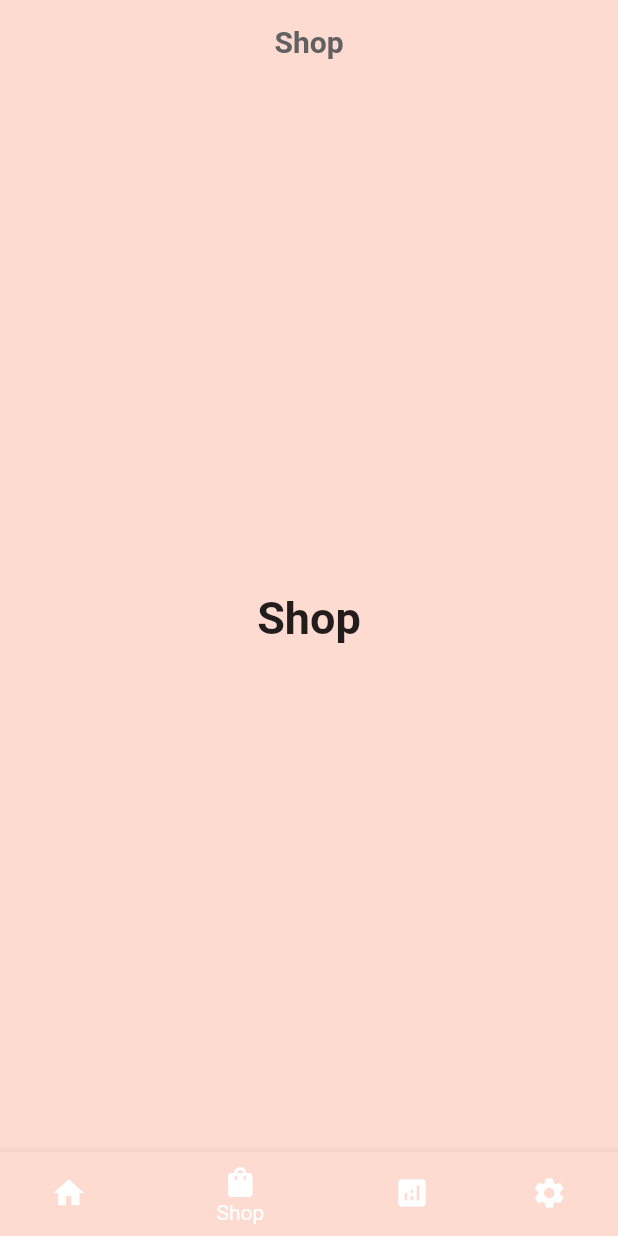
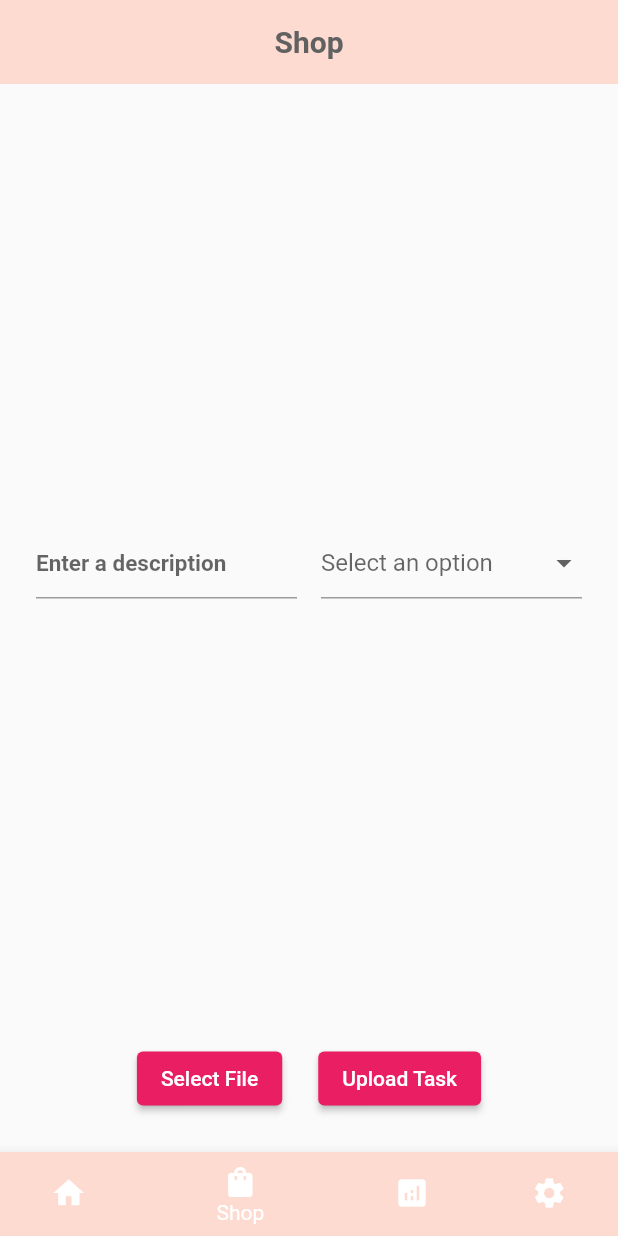
Before and after one commit to Emannen2/familyflutter, a Flutter app: the screen it shows once a user with an empty profile is signed in, item 2 of the bottom bar chosen, on a phone screen of 412 x 824 dp. Run offline on Flutter 3.47's test engine with Material 2 defaults, Android fonts, the light colour scheme and no system bars; our stand-ins replace file_picker, firebase_auth, firebase_core, firebase_storage, font_awesome_flutter; accounts and stored records are empty; network calls fail; project files that could hold a hidden picture were left out.

Commit message:
second commit

```diff
--- a/lib/pages/home.dart
+++ b/lib/pages/home.dart
@@ -5,6 +5,7 @@ import 'package:familyapp/pages/analytics.dart';
 import 'package:familyapp/pages/tasks.dart';
 import 'package:familyapp/pages/shop.dart';
 import 'package:familyapp/pages/settings.dart';
+import 'package:familyapp/pages/warehouse.dart';
 
 class HomePage extends StatefulWidget {
   const HomePage({Key? key}) : super(key: key);
@@ -43,7 +44,7 @@ class _HomePageState extends State<HomePage> {
       TasksPage(),
 
       // Shop screen
-      ShopPage(),
+      ParentShop(),
 
       // Analysis screen
       AnalyticsPage(),
--- /dev/null
+++ b/lib/pages/warehouse.dart
@@ -0,0 +1,275 @@
+import 'package:file_picker/file_picker.dart';
+import 'package:flutter/material.dart';
+import 'dart:io';
+import 'package:firebase_core/firebase_core.dart';
+import 'package:firebase_auth/firebase_auth.dart';
+import 'package:firebase_storage/firebase_storage.dart';
+
+class ParentShop extends StatefulWidget {
+  const ParentShop({Key? key}) : super(key: key);
+
+  @override
+  State<ParentShop> createState() => _ParentShopState();
+}
+
+class _ParentShopState extends State<ParentShop> {
+  PlatformFile? pickedFile;
+  UploadTask? uploadTask;
+
+  TextEditingController _descriptionController = TextEditingController();
+  String? _selectedOption;
+
+  Future uploadFile() async {
+    // Get the current user's ID
+    final userId = FirebaseAuth.instance.currentUser!.uid;
+
+    // Create a user-specific folder in Firebase Storage
+    final path = 'users/$userId/files/${pickedFile!.name}';
+
+    // Get the file object from the picked file path
+    final file = File(pickedFile!.path!);
+
+    // Upload the file to the user-specific folder
+    final ref = FirebaseStorage.instance.ref().child(path);
+    uploadTask = ref.putFile(file);
+
+    final snapshot = await uploadTask!.whenComplete(() {});
+
+    final urlDownload = await snapshot.ref.getDownloadURL();
+    print('Download-Link: $urlDownload');
+
+    // Create a user-specific folder in Firebase Storage for the file's data
+    final dataPath = 'users/$userId/files/${pickedFile!.name}/data';
+    final dataRef = FirebaseStorage.instance.ref().child(dataPath);
+
+    // Save the file's data to the user-specific folder
+    await dataRef
+        .child('description.txt')
+        .putString(_descriptionController.text);
+    await dataRef.child('points.txt').putString(_selectedOption!);
+  }
+
+  Future selectFile() async {
+    final result = await FilePicker.platform.pickFiles();
+    if (result == null) return;
+
+    setState(() {
+      pickedFile = result.files.first;
+    });
+  }
+
+  @override
+  Widget build(BuildContext context) {
+    return Scaffold(
+      body: Center(
+        child: Column(
+          children: [
+            if (pickedFile != null)
+              Padding(
+                padding: const EdgeInsets.fromLTRB(24.0, 24, 24.0, 0),
+                child: Container(
+                  decoration: BoxDecoration(
+                    image: DecorationImage(
+                      image: FileImage(File(pickedFile!.path!)),
+                      fit: BoxFit.cover,
+                    ),
+                  ),
+                  child: Column(
+                    children: [
+                      Container(
+                        color: Colors.white,
+                        child: Image.file(
+                          File(pickedFile!.path!),
+                          width: double.infinity,
+                          fit: BoxFit.cover,
+                        ),
+                      ),
+                    ],
+                  ),
+                ),
+              ),
+            const Spacer(),
+
+            Padding(
+              padding: const EdgeInsets.symmetric(horizontal: 24.0),
+              child: Row(
+                children: [
+                  Expanded(
+                    child: TextField(
+                      controller: _descriptionController,
+                      decoration: InputDecoration(
+                        hintText: 'Enter a description',
+                        hintStyle: TextStyle(
+                          fontSize: 15,
+                          fontWeight: FontWeight.bold,
+                        ),
+                      ),
+                    ),
+                  ),
+                  const SizedBox(width: 16.0),
+                  Expanded(
+                    child: DropdownButtonFormField<String>(
+                      menuMaxHeight: 200,
+                      decoration: const InputDecoration(
+                        hintText: 'Select an option',
+                        hintStyle: TextStyle(
+                          fontSize: 15,
+                          fontWeight: FontWeight.bold,
+                        ),
+                      ),
+                      value: _selectedOption,
+                      onChanged: (String? newValue) {
+                        setState(() {
+                          _selectedOption = newValue;
+                        });
+                      },
+                      items: <String>[
+                        'Points',
+                        '50',
+                        '100',
+                        '150',
+                        '200',
+                        '250',
+                        '300',
+                        '350',
+                        '400',
+                        '450',
+                        '500',
+                      ].map<DropdownMenuItem<String>>((String value) {
+                        return DropdownMenuItem<String>(
+                          value: value,
+                          child: Text(value),
+                        );
+                      }).toList(),
+                    ),
+                  ),
+                ],
+              ),
+            ),
+            //             hintStyle: TextStyle(
+            //               fontSize: 15,
+            //               fontWeight: FontWeight.bold,
+            //             ),
+            //           ),
+            //           items: const [
+            //             DropdownMenuItem(
+            //               value: 'Option 50',
+            //               child: Text('50 Points'),
+            //             ),
+            //             DropdownMenuItem(
+            //               value: 'Option 100',
+            //               child: Text('100 Points'),
+            //             ),
+            //             DropdownMenuItem(
+            //               value: 'Option 150',
+            //               child: Text('150 Points'),
+            //             ),
+            //             DropdownMenuItem(
+            //               value: 'Option 200',
+            //               child: Text('200 Points'),
+            //             ),
+            //             DropdownMenuItem(
+            //               value: 'Option 250',
+            //               child: Text('250 Points'),
+            //             ),
+            //             DropdownMenuItem(
+            //               value: 'Option 300',
+            //               child: Text('300 Points'),
+            //             ),
+            //             DropdownMenuItem(
+            //               value: 'Option 350',
+            //               child: Text('350 Points'),
+            //             ),
+            //             DropdownMenuItem(
+            //               value: 'Option 400',
+            //               child: Text('400 Points'),
+            //             ),
+            //             DropdownMenuItem(
+            //               value: 'Option 450',
+            //               child: Text('450 Points'),
+            //             ),
+            //             DropdownMenuItem(
+            //               value: 'Option 500',
+            //               child: Text('500 Points'),
+            //             ),
+            //           ],
+            //           onChanged: (String? value) {
+            //             // handle the selected value
+            //           },
+            //         ),
+            //       ),
+            //     ],
+            //   ),
+            // ),
+            const Spacer(),
+            Row(
+              children: [
+                const Spacer(),
+                ElevatedButton(
+                  onPressed: selectFile,
+                  child: const Text('Select File'),
+                ),
+                const SizedBox(width: 24),
+                ElevatedButton(
+                  onPressed: () async {
+                    await uploadFile();
+                  },
+                  child: const Text('Upload Task'),
+                ),
+                const Spacer(),
+                buildProgress(),
+              ],
+            ),
+            const SizedBox(height: 24),
+          ],
+        ),
+      ),
+    );
+  }
+
+  Widget buildProgress() {
+    if (uploadTask == null) {
+      return const SizedBox(height: 50);
+    }
+
+    return StreamBuilder<TaskSnapshot>(
+      stream: uploadTask!.snapshotEvents,
+      builder: (context, snapshot) {
+        if (snapshot.hasData) {
+          final data = snapshot.data!;
+          double progress = data.bytesTransferred / data.totalBytes;
+          bool isComplete = data.bytesTransferred == data.totalBytes;
+
+          return Visibility(
+            visible: !isComplete,
+            child: SizedBox(
+              height: 50,
+              child: Stack(
+                fit: StackFit.expand,
+                children: [
+                  LinearProgressIndicator(
+                    value: progress,
+                    backgroundColor: Colors.grey,
+                    color: Colors.green,
+                  ),
+                  Center(
+                    child: Text(
+                      '${(progress * 100).toStringAsFixed(2)} %',
+                      style: const TextStyle(
+                        fontSize: 20,
+                        fontWeight: FontWeight.bold,
+                        color: Colors.white,
+                      ),
+                    ),
+                  ),
+                ],
+              ),
+            ),
+          );
+        } else {
+          return const SizedBox(height: 50);
+        }
+      },
+    );
+  }
+}
--- a/pubspec.yaml
+++ b/pubspec.yaml
@@ -39,6 +39,8 @@ dependencies:
   firebase_core: ^2.10.0
   flutter_feather_icons: ^2.0.0+1
   line_awesome_flutter: ^2.0.0
+  file_picker: ^5.2.11
+  firebase_storage: ^11.1.1
 
 dev_dependencies:
   flutter_test:
```
Also changed, not shown: lib/pages/settings.dart (+17 -9 lines), lib/pages/tasks.dart (+11 -1 lines), pubspec.lock.
